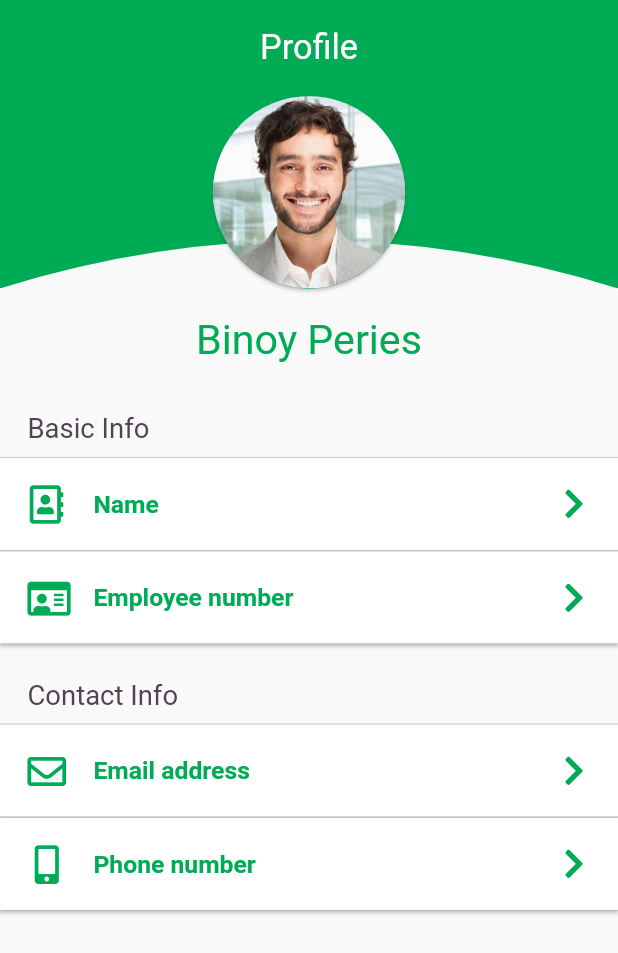
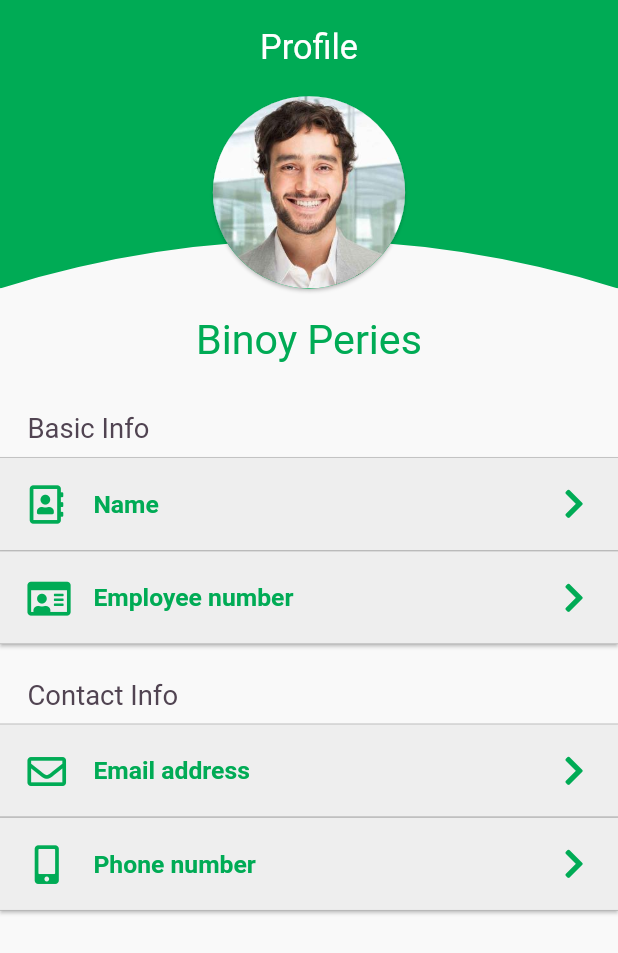
Before and after one commit to Group22-SEP-18/TECLIX-app, a Flutter app: the EmployeeProfilePage screen opened by its route, on a phone screen of 412 x 824 dp. Shown: the top 953 px of the screen. Run offline on Flutter 3.47's test engine with Material 2 defaults, Android fonts, the phone set to English and light mode, and no system bars; drawn by our look-alikes of expandable; our stand-ins replace bloc, dots_indicator, flutter_bloc, flutter_spinkit, font_awesome_flutter, geocoding and 4 more.

Commit message:
color updated

```diff
--- a/lib/presentation/screens/employee_profile/widgets/expandable_card.dart
+++ b/lib/presentation/screens/employee_profile/widgets/expandable_card.dart
@@ -26,7 +26,7 @@ class ExpandableCard extends StatelessWidget {
                 margin: EdgeInsets.zero,
                 shape: Border.symmetric(
                     horizontal: BorderSide(color: Colors.grey, width: 0.4)),
-                color: Colors.white,
+                color: Colors.grey.shade200,
                 borderOnForeground: true,
                 child: Padding(
                   padding: const EdgeInsets.all(20.0),
@@ -66,7 +66,7 @@ class ExpandableCard extends StatelessWidget {
                   margin: EdgeInsets.only(bottom: 0.0),
                   shape: Border.symmetric(
                       horizontal: BorderSide(color: Colors.grey, width: 0.4)),
-                  color: Colors.white,
+                  color: Colors.grey.shade200,
                   borderOnForeground: true,
                   child: Column(
                     children: [
```
